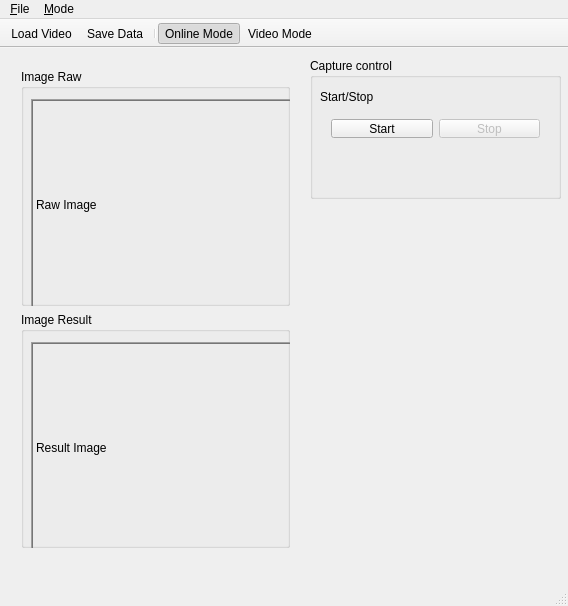
Qt form mainwindow.ui (a0919958057/blinkdetecter-control) before a commit.
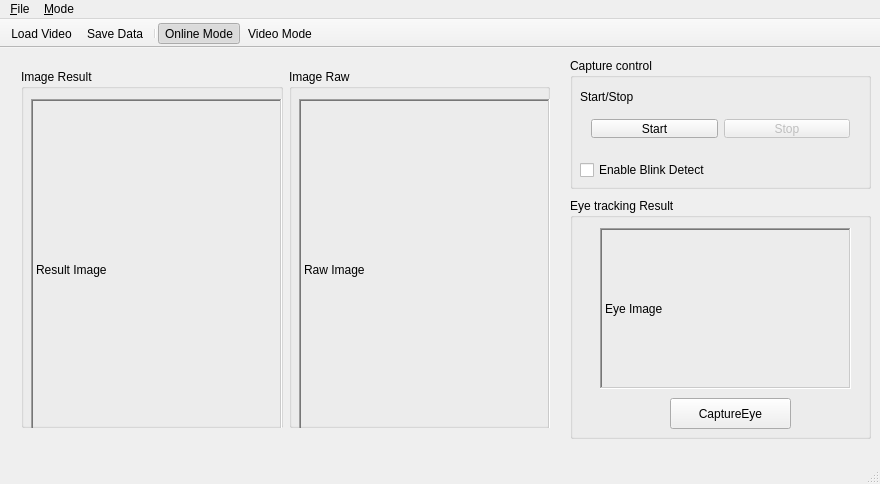
The same form after that commit. Icons and pictures are not drawn.

Commit message:
Finish porting EyeDetector to GUI
Known BUG:

** Eye window error, can't stable show imageloader.cpp
** QImage cache issue

TODO:
* add Detector selector
* add Template image selector
* Import MatPlot lib
* Create real-time plot on GUI
* add Video saver

Diff of the .ui file:
```diff
--- a/mainwindow.ui
+++ b/mainwindow.ui
@@ -6,8 +6,8 @@
    <rect>
     <x>0</x>
     <y>0</y>
-    <width>568</width>
-    <height>606</height>
+    <width>880</width>
+    <height>484</height>
    </rect>
   </property>
   <property name="windowTitle">
@@ -19,37 +19,11 @@
      <rect>
       <x>10</x>
       <y>10</y>
-      <width>291</width>
-      <height>501</height>
+      <width>551</width>
+      <height>381</height>
      </rect>
     </property>
-    <layout class="QVBoxLayout" name="verticalLayout">
-     <item>
-      <widget class="QGroupBox" name="groupBox_2">
-       <property name="title">
-        <string>Image Raw</string>
-       </property>
-       <widget class="QLabel" name="imageshow_raw">
-        <property name="geometry">
-         <rect>
-          <x>10</x>
-          <y>30</y>
-          <width>271</width>
-          <height>211</height>
-         </rect>
-        </property>
-        <property name="frameShape">
-         <enum>QFrame::WinPanel</enum>
-        </property>
-        <property name="frameShadow">
-         <enum>QFrame::Sunken</enum>
-        </property>
-        <property name="text">
-         <string>Raw Image</string>
-        </property>
-       </widget>
-      </widget>
-     </item>
+    <layout class="QHBoxLayout" name="horizontalLayout">
      <item>
       <widget class="QGroupBox" name="groupBox">
        <property name="title">
@@ -60,8 +34,8 @@
          <rect>
           <x>10</x>
           <y>30</y>
-          <width>271</width>
-          <height>211</height>
+          <width>251</width>
+          <height>341</height>
          </rect>
         </property>
         <property name="frameShape">
@@ -76,15 +50,41 @@
        </widget>
       </widget>
      </item>
+     <item>
+      <widget class="QGroupBox" name="groupBox_2">
+       <property name="title">
+        <string>Image Raw</string>
+       </property>
+       <widget class="QLabel" name="imageshow_raw">
+        <property name="geometry">
+         <rect>
+          <x>10</x>
+          <y>30</y>
+          <width>251</width>
+          <height>341</height>
+         </rect>
+        </property>
+        <property name="frameShape">
+         <enum>QFrame::WinPanel</enum>
+        </property>
+        <property name="frameShadow">
+         <enum>QFrame::Sunken</enum>
+        </property>
+        <property name="text">
+         <string>Raw Image</string>
+        </property>
+       </widget>
+      </widget>
+     </item>
     </layout>
    </widget>
    <widget class="QGroupBox" name="groupBox_3">
     <property name="geometry">
      <rect>
-      <x>310</x>
+      <x>570</x>
       <y>10</y>
-      <width>251</width>
-      <height>141</height>
+      <width>301</width>
+      <height>131</height>
      </rect>
     </property>
     <property name="title">
@@ -95,7 +95,7 @@
       <rect>
        <x>10</x>
        <y>50</y>
-       <width>231</width>
+       <width>281</width>
        <height>41</height>
       </rect>
      </property>
@@ -135,6 +135,69 @@
       <string>Start/Stop</string>
      </property>
     </widget>
+    <widget class="QCheckBox" name="checkBox_blink">
+     <property name="geometry">
+      <rect>
+       <x>10</x>
+       <y>100</y>
+       <width>141</width>
+       <height>24</height>
+      </rect>
+     </property>
+     <property name="text">
+      <string>Enable Blink Detect</string>
+     </property>
+    </widget>
+   </widget>
+   <widget class="QGroupBox" name="groupBox_4">
+    <property name="geometry">
+     <rect>
+      <x>570</x>
+      <y>150</y>
+      <width>301</width>
+      <height>241</height>
+     </rect>
+    </property>
+    <property name="title">
+     <string>Eye tracking Result</string>
+    </property>
+    <widget class="QLabel" name="imageshow_eye">
+     <property name="geometry">
+      <rect>
+       <x>30</x>
+       <y>30</y>
+       <width>251</width>
+       <height>161</height>
+      </rect>
+     </property>
+     <property name="frameShape">
+      <enum>QFrame::WinPanel</enum>
+     </property>
+     <property name="frameShadow">
+      <enum>QFrame::Sunken</enum>
+     </property>
+     <property name="text">
+      <string>Eye Image</string>
+     </property>
+    </widget>
+    <widget class="QPushButton" name="pushButton">
+     <property name="geometry">
+      <rect>
+       <x>100</x>
+       <y>200</y>
+       <width>121</width>
+       <height>31</height>
+      </rect>
+     </property>
+     <property name="font">
+      <font>
+       <underline>false</underline>
+      </font>
+     </property>
+     <property name="text">
+      <string>CaptureEye</string>
+     </property>
+    </widget>
    </widget>
   </widget>
   <widget class="QMenuBar" name="menuBar">
@@ -142,7 +205,7 @@
     <rect>
      <x>0</x>
      <y>0</y>
-     <width>568</width>
+     <width>880</width>
      <height>23</height>
     </rect>
    </property>
```
The commit also changes 7 other files.
